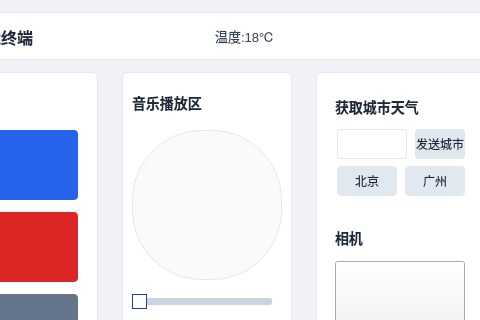
The window that car_terminal_project/widget.ui (XeCrzy/Rear-Entertainment-Cabin-Smart-Terminal) describes before a commit, drawn with Qt 5; both pictures show x 96 to 576 and y 0 to 320 of the 800 by 480 pixel window.
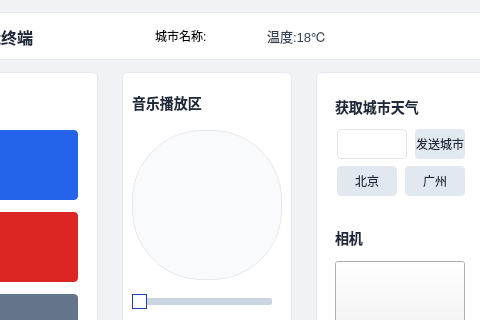
The same window after the commit. Icons and pictures are not drawn.

Patch:
```diff
--- a/car_terminal_project/widget.ui
+++ b/car_terminal_project/widget.ui
@@ -601,6 +601,13 @@
         </property>
        </widget>
       </item>
+      <item>
+       <widget class="QLabel" name="label_city">
+        <property name="text">
+         <string>城市名称:</string>
+        </property>
+       </widget>
+      </item>
       <item>
        <widget class="QLabel" name="label_weather">
         <property name="minimumSize">
```
